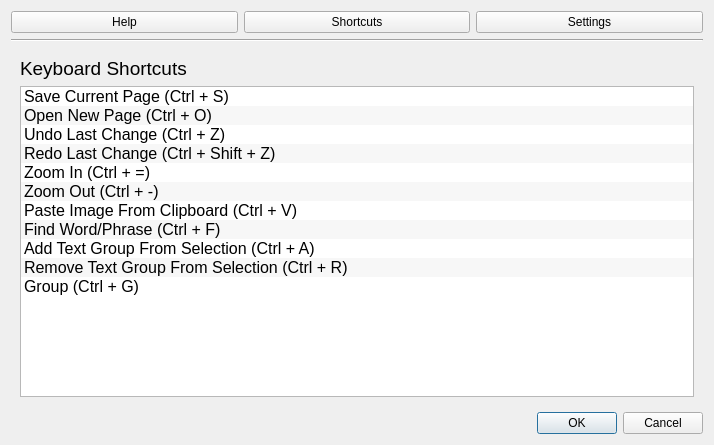
This is forms/options.ui in WTS012201/Text-Extraction-Tool as Qt 5 draws it before an edit. The edited form follows.
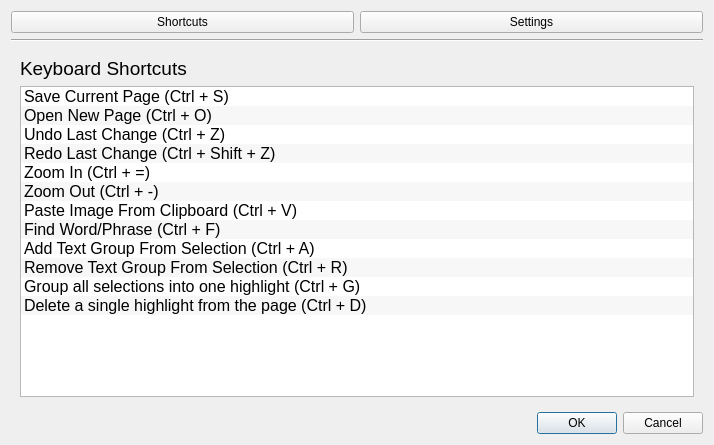
This is the edited form. The open tabs and pages were chosen to show the change.

```diff
--- a/forms/options.ui
+++ b/forms/options.ui
@@ -13,19 +13,9 @@
   <property name="windowTitle">
    <string>Dialog</string>
   </property>
-  <property name="styleSheet">
-   <string notr="true"/>
-  </property>
   <layout class="QVBoxLayout" name="verticalLayout">
    <item>
     <layout class="QHBoxLayout" name="horizontalLayout_4">
-     <item>
-      <widget class="QPushButton" name="pushButton_2">
-       <property name="text">
-        <string>Help</string>
-       </property>
-      </widget>
-     </item>
      <item>
       <widget class="QPushButton" name="pushButton_3">
        <property name="text">
@@ -54,7 +44,7 @@
      <item>
       <widget class="QStackedWidget" name="stackedWidget">
        <property name="currentIndex">
-        <number>2</number>
+        <number>0</number>
        </property>
        <widget class="QWidget" name="page">
         <layout class="QVBoxLayout" name="verticalLayout_4">
@@ -351,13 +341,6 @@
          </item>
         </layout>
        </widget>
-       <widget class="QWidget" name="page_3">
-        <layout class="QVBoxLayout" name="verticalLayout_8">
-         <item>
-          <layout class="QVBoxLayout" name="verticalLayout_7"/>
-         </item>
-        </layout>
-       </widget>
        <widget class="QWidget" name="page_2">
         <layout class="QVBoxLayout" name="verticalLayout_3">
          <item>
@@ -442,7 +425,12 @@
              </item>
              <item>
               <property name="text">
-               <string>Group (Ctrl + G)</string>
+               <string>Group all selections into one highlight (Ctrl + G)</string>
+              </property>
+             </item>
+             <item>
+              <property name="text">
+               <string>Delete a single highlight from the page (Ctrl + D)</string>
               </property>
              </item>
             </widget>
```
